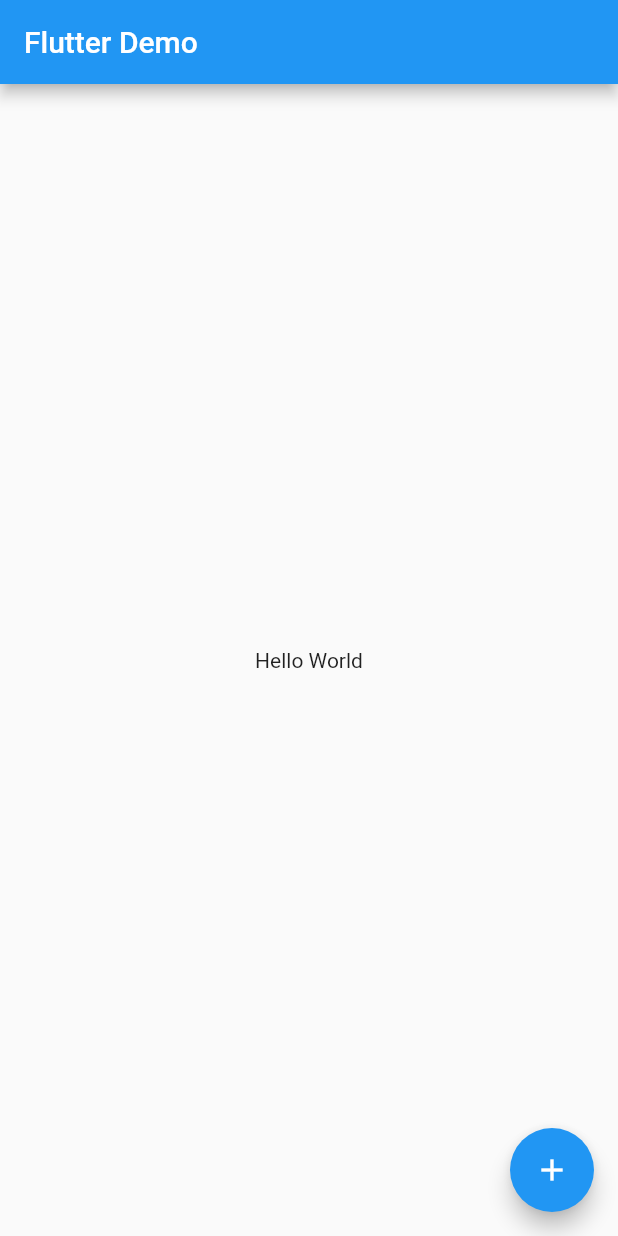
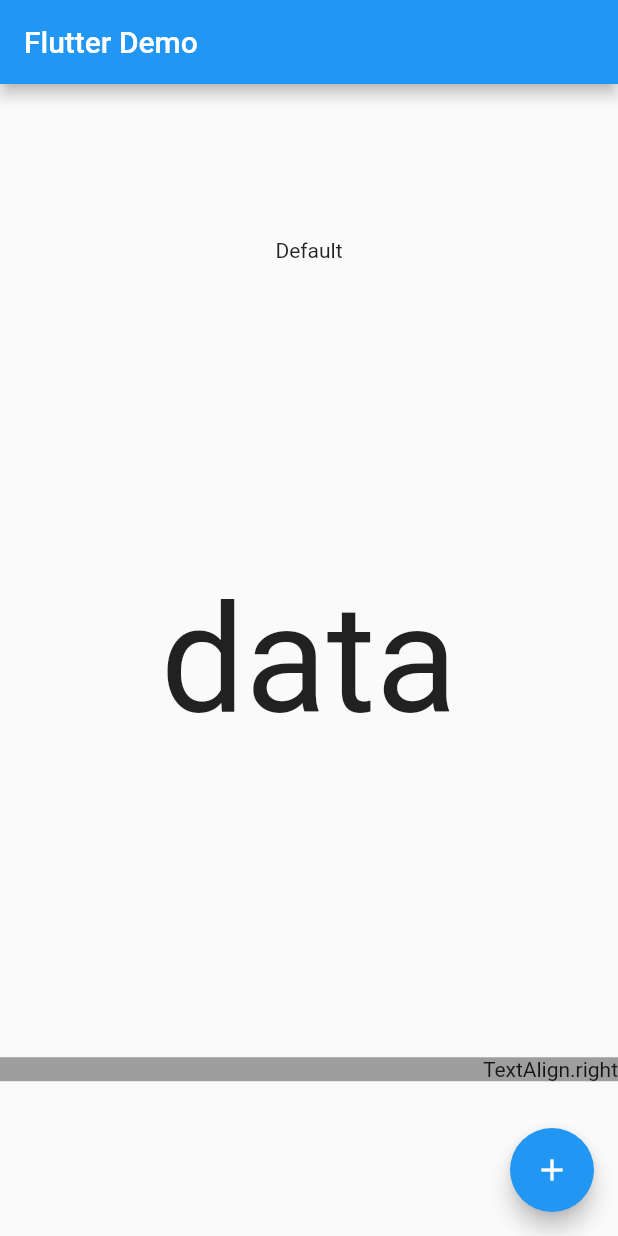
Before and after one commit to agoetc/fluter_hoge, a Flutter app: the screen it shows after launch, on a phone screen of 412 x 824 dp. Run offline on Flutter 3.47's test engine with Material 2 defaults, Android fonts, the phone set to English and light mode, and no system bars.

Commit message:
add texts
https://www.flutter-study.dev/widgets/text-widget

```diff
--- a/lib/main.dart
+++ b/lib/main.dart
@@ -15,8 +15,18 @@ class MyApp extends StatelessWidget {
         appBar: AppBar(
           title: Text('Flutter Demo'),
         ),
-        body: Center(
-          child: Text('Hello World'),
+        body: Column(
+          mainAxisAlignment: MainAxisAlignment.spaceAround,
+          children: <Widget>[
+            Text('Default'),
+            Text('data', style: TextStyle(fontSize: 100)),
+            Container(
+              width: double.infinity,
+              color: Colors.grey,
+              // 表示位置を指定
+              child: Text('TextAlign.right', textAlign: TextAlign.right),
+            ),
+          ],
         ),
         floatingActionButton: FloatingActionButton(
           onPressed: () {},
```
